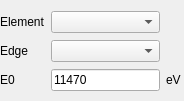
This is isstools/ui/ui_energy_selector.ui in NSLS-II-ISS/isstools as Qt 5 draws it before an edit. The edited form follows.
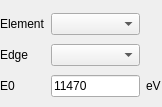
This is the edited form.

Diff of the .ui file:
```diff
--- a/isstools/ui/ui_energy_selector.ui
+++ b/isstools/ui/ui_energy_selector.ui
@@ -6,8 +6,8 @@
    <rect>
     <x>0</x>
     <y>0</y>
-    <width>184</width>
-    <height>101</height>
+    <width>162</width>
+    <height>107</height>
    </rect>
   </property>
   <property name="windowTitle">
@@ -18,8 +18,8 @@
     <rect>
      <x>0</x>
      <y>10</y>
-     <width>181</width>
-     <height>83</height>
+     <width>161</width>
+     <height>91</height>
     </rect>
    </property>
    <layout class="QGridLayout" name="gridLayout_20">
```
